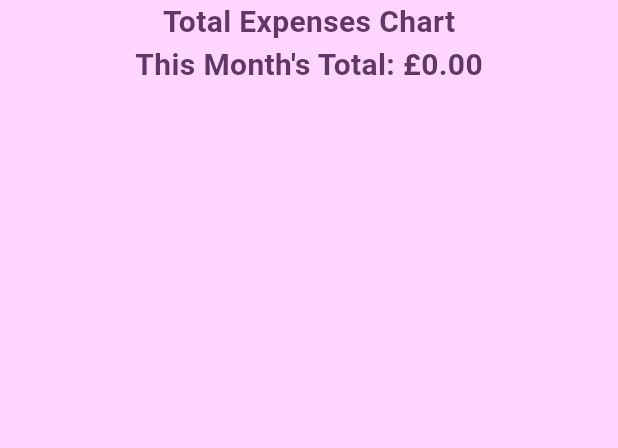
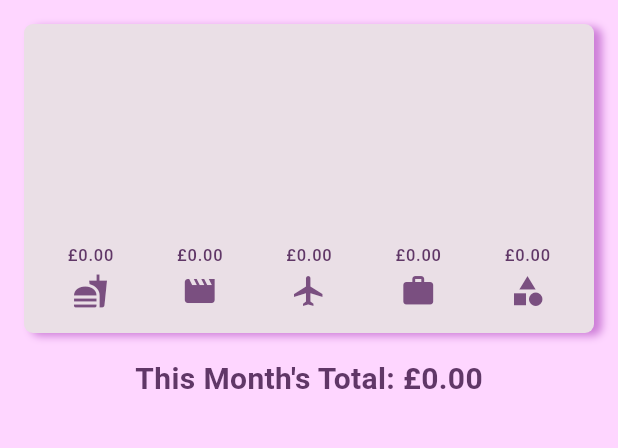
Before and after one commit to Anshuman-Raj/spending-tracker, a Flutter app: the screen it shows after launch, on a phone screen of 412 x 824 dp, the part 84-532 px from its top. Run offline on Flutter 3.47's test engine with Material 3 defaults, Android fonts, the light colour scheme and no system bars; our stand-ins replace hive_ce, hive_ce_flutter; accounts and stored records are empty.

Commit message:
add: chart for expenses

```diff
--- /dev/null
+++ b/lib/charts/chart.dart
@@ -0,0 +1,63 @@
+import 'package:flutter/material.dart';
+import 'package:spending_tracker/models/expense.dart';
+import 'package:spending_tracker/charts/chart_bar.dart';
+
+class Chart extends StatelessWidget {
+  const Chart({super.key, required this.expenses});
+  final List<Expense> expenses;
+  List<ExpenseBucket> get buckets {
+    return [
+      ExpenseBucket.forCategory(Category.food, expenses),
+      ExpenseBucket.forCategory(Category.leisure, expenses),
+      ExpenseBucket.forCategory(Category.travel, expenses),
+      ExpenseBucket.forCategory(Category.work, expenses),
+      ExpenseBucket.forCategory(Category.other, expenses),
+    ];
+  }
+
+  double get maxTotalExpense {
+    double maxTotalExpense = 0;
+
+    for (final bucket in buckets) {
+      if (bucket.totalAmount > maxTotalExpense) {
+        maxTotalExpense = bucket.totalAmount;
+      }
+    }
+
+    return maxTotalExpense;
+  }
+
+  @override
+  Widget build(BuildContext context) {
+    final chartBarWidgets = <ChartBar>[];
+
+    for (final bucket in buckets) {
+      final totalAmount = bucket.totalAmount;
+      final double percentage = maxTotalExpense == 0 ? 0 : totalAmount / maxTotalExpense;
+      chartBarWidgets.add(ChartBar(category: bucket.category!, amount: totalAmount, percentage: percentage));
+    }
+    final height = MediaQuery.of(context).size.height * 0.25;
+    return Container(
+    margin: const EdgeInsets.all(16),
+    padding: const EdgeInsets.symmetric(vertical: 16, horizontal: 8),
+    // Define a height so it doesn't take up half the screen
+    height: height,
+    decoration: BoxDecoration(
+      color: Theme.of(context).colorScheme.surfaceContainerHighest,
+      borderRadius: BorderRadius.circular(6),
+      boxShadow: [
+        const BoxShadow(
+          color: Color.fromARGB(127, 156, 39, 176),
+          blurRadius: 4,
+          offset: Offset(5, 2),
+        ),
+      ],
+    ),
+    // REMOVED Center widget here
+    child: Row(
+      crossAxisAlignment: CrossAxisAlignment.end, // Align bars to the bottom
+      children: chartBarWidgets,
+    ),
+  );
+}
+}
--- /dev/null
+++ b/lib/charts/chart_bar.dart
@@ -0,0 +1,34 @@
+import 'package:flutter/material.dart';
+import 'package:spending_tracker/models/expense.dart';
+
+class ChartBar extends StatelessWidget {
+  const ChartBar({super.key, required this.category, required this.amount, required this.percentage});
+  final Category category;
+  final double amount;
+  final double percentage;
+
+
+
+  @override
+  Widget build(BuildContext context) {
+    final height = MediaQuery.of(context).size.height * 0.15;
+    return Expanded(
+      child: Column(
+        mainAxisAlignment: MainAxisAlignment.end,
+        children: [
+          Text('£${amount.toStringAsFixed(2)}', style: Theme.of(context).textTheme.labelSmall),
+          Container(
+            width: 20,
+            height: height * percentage,
+            decoration: BoxDecoration(
+              color: Theme.of(context).colorScheme.primary,
+              borderRadius: BorderRadius.circular(6),
+            ),
+          ),
+          const SizedBox(height: 4),
+          Icon(categoryIcons[category], color: Theme.of(context).colorScheme.primary, semanticLabel: category.name,),
+        ],
+      ),
+    );
+  }
+}
--- a/lib/expenses.dart
+++ b/lib/expenses.dart
@@ -1,6 +1,7 @@
 import 'package:flutter/material.dart';
 import 'package:hive_ce_flutter/hive_flutter.dart';
 import 'package:spending_tracker/widgets/add_expense.dart';
+import 'package:spending_tracker/charts/chart.dart';
 import 'package:spending_tracker/widgets/expenses_list.dart';
 import 'package:spending_tracker/models/expense.dart';
 
@@ -78,9 +79,12 @@ class _ExpensesState extends State<Expenses> {
       body: Column(
         verticalDirection: VerticalDirection.down,
         children: [
-          Text(
-            'Total Expenses Chart',
-            style: TextStyle(fontSize: 20, fontWeight: FontWeight.bold),
+          ValueListenableBuilder<Box<Expense>>(
+            valueListenable: _expensesBox.listenable(),
+            builder: (context, box, _) {
+              final expenses = box.values.toList();
+              return Chart(expenses: expenses);
+            },
           ),
           ValueListenableBuilder<Box<Expense>>(
             valueListenable: _expensesBox.listenable(),
--- a/lib/models/expense.dart
+++ b/lib/models/expense.dart
@@ -52,33 +52,18 @@ class Expense {
   }
 }
 
-// Hive TypeAdapter for Expense
-// class ExpenseAdapter extends TypeAdapter {
-//   @override
-//   final int typeId = 0;
+class ExpenseBucket {
+  final List<Expense> expenses;
+  final Category? category;
+  final String? monthYear;
 
-//   @override
-//   dynamic read(BinaryReader reader) {
-//     final id = reader.readString();
-//     final title = reader.readString();
-//     final amount = reader.readDouble();
-//     final categoryIndex = reader.readInt();
-//     final dateMillis = reader.readInt();
-//     return Expense(
-//       title: title,
-//       amount: amount,
-//       category: Category.values[categoryIndex],
-//       date: DateTime.fromMillisecondsSinceEpoch(dateMillis),
-//     );
-//   }
+  ExpenseBucket(this.expenses, this.category, this.monthYear);
+  ExpenseBucket.forCategory(Category category, List<Expense> allExpenses)
+    : expenses = allExpenses.where((expense) => expense.category == category).toList(), category = category, monthYear = null;
+  ExpenseBucket.forMonthYear(int month, int year, List<Expense> allExpenses)
+    : expenses = allExpenses.where((expense) => expense.date.month == month && expense.date.year == year).toList(), category = null, monthYear = "${month.toString().padLeft(2, '0')}/$year";
 
-//   @override
-//   void write(BinaryWriter writer, dynamic obj) {
-//     final Expense exp = obj as Expense;
-//     writer.writeString(exp.id);
-//     writer.writeString(exp.title);
-//     writer.writeDouble(exp.amount);
-//     writer.writeInt(exp.category.index);
-//     writer.writeInt(exp.date.millisecondsSinceEpoch);
-//   }
-// }
+  double get totalAmount {
+    return expenses.fold(0, (sum, expense) => sum + expense.amount);
+  }
+}
--- a/lib/widgets/add_expense.dart
+++ b/lib/widgets/add_expense.dart
@@ -148,14 +148,14 @@ class _AddExpenseState extends State<AddExpense> {
                           const Text("Select Date:"),
                           const SizedBox(width: 8),
                           IconButton(
-                            icon: const Icon(Icons.calendar_today),
+                            icon: const Icon(Icons.calendar_month_rounded),
                             iconSize: 48,
                             onPressed: () async {
                               final pickedDate = await showDatePicker(
                                 context: context,
                                 initialDate: DateTime.now(),
                                 firstDate: DateTime(2000),
-                                lastDate: DateTime(2100),
+                                lastDate: DateTime.now().add(const Duration(days: 365)),
                               );
                               if (pickedDate != null) {
                                 setState(() {
```
